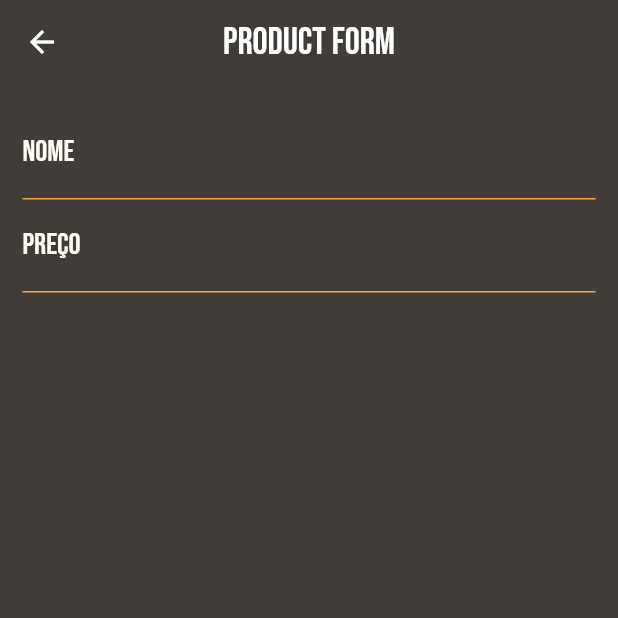
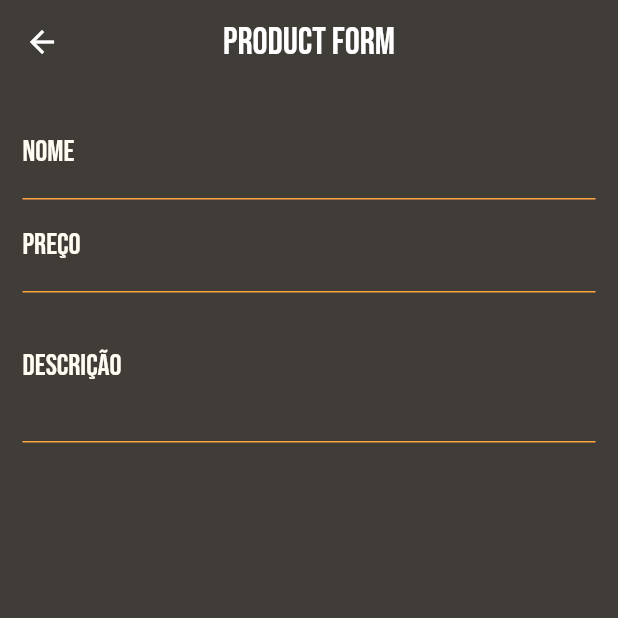
Before and after one commit to elennmilhomem/standup_gym_store, a Flutter app: the ProductsPage screen opened by its route, after a tap on the "add" icon, on a phone screen of 412 x 824 dp, the top half of it. Run offline on Flutter 3.47's test engine with Material 2 defaults, Android fonts, the phone set to English and light mode, and no system bars; network calls fail.

Commit message:
Implementa campo de descrição com múltiplas linhas
Agora é possível ter um campo para descrição do produto

```diff
--- a/lib/components/app_drawer.dart
+++ b/lib/components/app_drawer.dart
@@ -42,9 +42,7 @@
               Navigator.of(context).pushReplacementNamed(AppRoutes.HOME);
             },
           ),
-          const Divider(
-            color: Colors.white,
-          ),
+          const Divider(),
           ListTile(
             leading: const Icon(
               Icons.payment,
@@ -61,9 +59,7 @@
               Navigator.of(context).pushReplacementNamed(AppRoutes.ORDERS);
             },
           ),
-          const Divider(
-            color: Colors.white,
-          ),
+          const Divider(),
           ListTile(
             leading: const Icon(
               Icons.edit,
--- a/lib/pages/product_form_page.dart
+++ b/lib/pages/product_form_page.dart
@@ -9,6 +9,13 @@
 
 class _ProductFormPageState extends State<ProductFormPage> {
   final _priceFocus = FocusNode();
+  final _descriptionFocus = FocusNode();
+
+  @override
+  void dispose() {
+    super.dispose();
+    _priceFocus.dispose();
+  }
 
   @override
   Widget build(BuildContext context) {
@@ -64,6 +71,28 @@
                 textInputAction: TextInputAction.next,
                 focusNode: _priceFocus,
                 keyboardType: TextInputType.number,
+                onFieldSubmitted: (_) {
+                  FocusScope.of(context).requestFocus(_descriptionFocus);
+                },
+              ),
+              TextFormField(
+                decoration: InputDecoration(
+                  labelText: 'Descrição',
+                  enabledBorder: UnderlineInputBorder(
+                    borderSide: BorderSide(
+                        color: Theme.of(context).colorScheme.secondary),
+                  ),
+                  labelStyle: const TextStyle(
+                    fontSize: 20,
+                    color: Color(
+                      0xFFFFFCF2,
+                    ),
+                  ),
+                ),
+                textInputAction: TextInputAction.next,
+                focusNode: _descriptionFocus,
+                keyboardType: TextInputType.multiline,
+                maxLines: 3,
               ),
             ],
           ),
--- a/lib/pages/products_page.dart
+++ b/lib/pages/products_page.dart
@@ -40,15 +40,14 @@
       body: Padding(
         padding: const EdgeInsets.all(8),
         child: ListView.builder(
-            itemCount: products.itemsCount,
-            itemBuilder: (context, index) => Column(
-                  children: [
-                    ProductItem(product: products.items[index]),
-                    const Divider(
-                      color: Colors.white,
-                    ),
-                  ],
-                )),
+          itemCount: products.itemsCount,
+          itemBuilder: (context, index) => Column(
+            children: [
+              ProductItem(product: products.items[index]),
+              const Divider(),
+            ],
+          ),
+        ),
       ),
     );
   }
```
